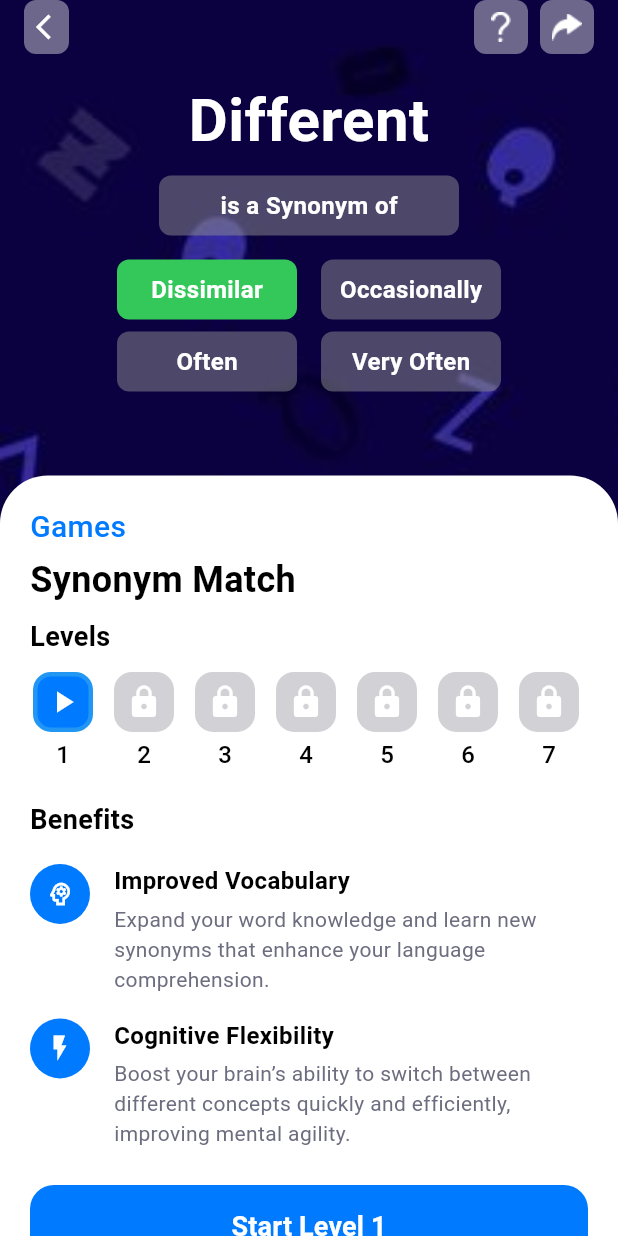
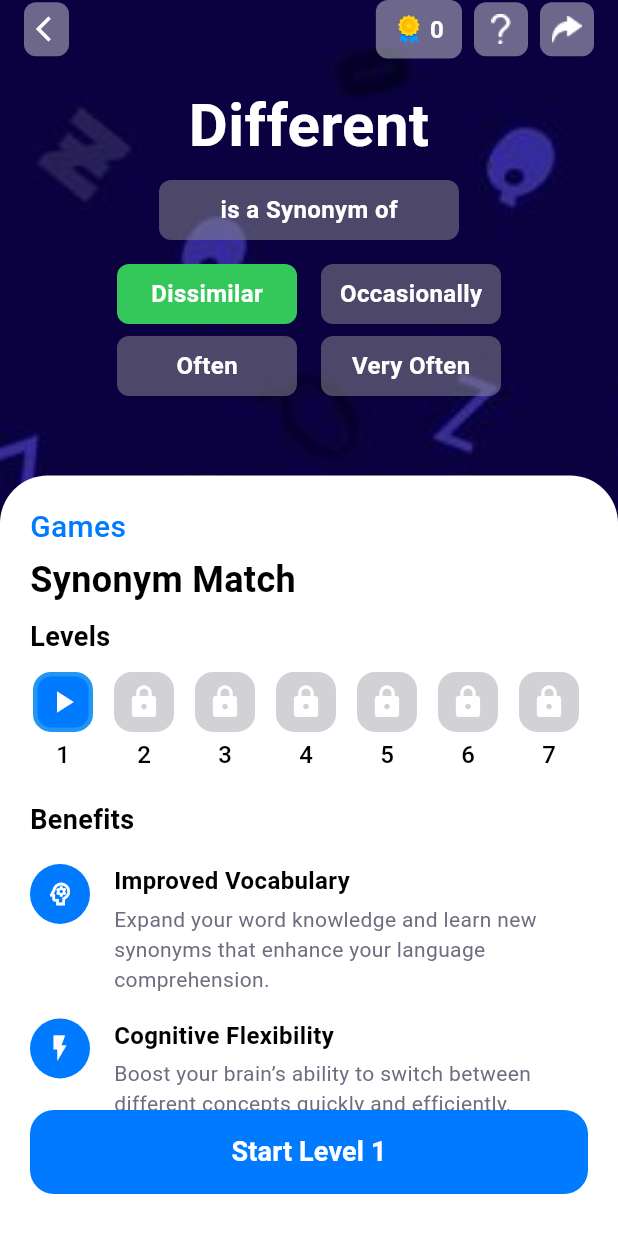
Before and after one commit to RANGAROHITH-2006/synonym-match, a Flutter app: the screen it shows after launch, on a phone screen of 412 x 824 dp. Run offline on Flutter 3.47's test engine with Material 3 defaults, Android fonts, the phone set to English and light mode, and no system bars; our stand-ins replace share_plus, shared_preferences.

Commit message:
added score and fixed button

```diff
--- a/lib/home_screen.dart
+++ b/lib/home_screen.dart
@@ -86,6 +86,45 @@ class _SynonymGameHomeScreenState extends State<SynonymGameHomeScreen> {
                             ),
                             Row(
                               children: [
+                                // Total Score Display
+                                Container(
+                                  padding: const EdgeInsets.symmetric(
+                                    horizontal: 12,
+                                    vertical: 8,
+                                  ),
+                                  decoration: BoxDecoration(
+                                    color: Colors.white.withOpacity(0.4),
+                                    borderRadius: BorderRadius.circular(8),
+                                  ),
+                                  child: Row(
+                                    mainAxisSize: MainAxisSize.min,
+                                    children: [
+                                      Image.asset(
+                                        'assets/images/score.png',
+                                        width: 20,
+                                        height: 20,
+                                        fit: BoxFit.contain,
+                                        errorBuilder: (
+                                          context,
+                                          error,
+                                          stackTrace,
+                                        ) {
+                                          return Container();
+                                        },
+                                      ),
+                                      const SizedBox(width: 4),
+                                      Text(
+                                        '${_progressService.getTotalScore()}',
+                                        style: const TextStyle(
+                                          color: Colors.white,
+                                          fontSize: 16,
+                                          fontWeight: FontWeight.bold,
+                                        ),
+                                      ),
+                                    ],
+                                  ),
+                                ),
+                                const SizedBox(width: 8),
                                 GestureDetector(
                                   onTap: () {
                                     showHelpDialog(context);
@@ -119,8 +158,8 @@ class _SynonymGameHomeScreenState extends State<SynonymGameHomeScreen> {
                                     });
                                     if (showing) {
                                       Share.share(
-                                        'Check out Solve Synonym Game! Test your math skills and solve Synonyms quickly. Download now!',
-                                        subject: 'Play Solve Synonym Game',
+                                        'Check out Synonym match Game! Test your english skills and find Synonyms quickly. Download now!',
+                                        subject: 'Play Synonym match Game!',
                                       );
                                     }
                                   },
@@ -172,7 +211,9 @@ class _SynonymGameHomeScreenState extends State<SynonymGameHomeScreen> {
                                     width: 200,
                                     height: 40,
                                     decoration: BoxDecoration(
-                                      color: const Color(0xFF8E8E93).withOpacity(0.5),
+                                      color: const Color(
+                                        0xFF8E8E93,
+                                      ).withOpacity(0.5),
                                       borderRadius: BorderRadius.circular(8),
                                     ),
                                     child: const Center(
@@ -216,7 +257,9 @@ class _SynonymGameHomeScreenState extends State<SynonymGameHomeScreen> {
                                         width: 120,
                                         height: 40,
                                         decoration: BoxDecoration(
-                                          color: const Color(0xFF8E8E93).withOpacity(0.5),
+                                          color: const Color(
+                                            0xFF8E8E93,
+                                          ).withOpacity(0.5),
                                           borderRadius: BorderRadius.circular(
                                             8,
                                           ),
@@ -242,7 +285,9 @@ class _SynonymGameHomeScreenState extends State<SynonymGameHomeScreen> {
                                         width: 120,
                                         height: 40,
                                         decoration: BoxDecoration(
-                                          color: const Color(0xFF8E8E93).withOpacity(0.5),
+                                          color: const Color(
+                                            0xFF8E8E93,
+                                          ).withOpacity(0.5),
                                           borderRadius: BorderRadius.circular(
                                             8,
                                           ),
@@ -263,7 +308,9 @@ class _SynonymGameHomeScreenState extends State<SynonymGameHomeScreen> {
                                         width: 120,
                                         height: 40,
                                         decoration: BoxDecoration(
-                                          color: const Color(0xFF8E8E93).withOpacity(0.5),
+                                          color: const Color(
+                                            0xFF8E8E93,
+                                          ).withOpacity(0.5),
                                           borderRadius: BorderRadius.circular(
                                             8,
                                           ),
@@ -301,7 +348,6 @@ class _SynonymGameHomeScreenState extends State<SynonymGameHomeScreen> {
                         topRight: Radius.circular(32),
                       ),
                     ),
-                    child: SingleChildScrollView(
                     child: Padding(
                       padding: const EdgeInsets.all(20.0),
                       child: Column(
@@ -373,7 +419,12 @@ class _SynonymGameHomeScreenState extends State<SynonymGameHomeScreen> {
 
                           const SizedBox(height: 8),
 
-                            // Benefits section
+                          // Benefits section (scrollable)
+                          Expanded(
+                            child: SingleChildScrollView(
+                              child: Column(
+                                crossAxisAlignment: CrossAxisAlignment.start,
+                                children: [
                                   const Text(
                                     'Benefits',
                                     style: TextStyle(
@@ -398,16 +449,20 @@ class _SynonymGameHomeScreenState extends State<SynonymGameHomeScreen> {
                                         'Boost your brain’s ability to switch between different concepts quickly and efficiently, improving mental agility.',
                                   ),
 
-                            // const SizedBox(height: 16),
-                            // const BenefitItem(
-                            //   icon: Icons.timer_outlined,
-                            //   title: 'Quick Mental Calculations',
-                            //   description:
-                            //       'Boost the speed at which you perform mental arithmetic and solve Synonyms.',
-                            // ),
-                            const SizedBox(height: 24),
+                                  const SizedBox(height: 16),
+                                  const BenefitItem(
+                                    icon: Icons.timer_outlined,
+                                    title: 'Quick Thinking Mindset',
+                                    description:
+                                        'Boost the speed at which you perform while thinking the Synonyms.',
+                                  ),
+                                  const SizedBox(height: 16),
+                                ],
+                              ),
+                            ),
+                          ),
 
-                            // Start button (requires level selection)
+                          // Start button (fixed at bottom)
                           SizedBox(
                             width: double.infinity,
                             height: 56,
@@ -443,11 +498,8 @@ class _SynonymGameHomeScreenState extends State<SynonymGameHomeScreen> {
                               ),
                             ),
                           ),
-                            const SizedBox(
-                              height: 32,
-                            ), // Add bottom padding for scroll
+                          const SizedBox(height: 8),
                         ],
-                        ),
                       ),
                     ),
                   ),
@@ -498,7 +550,10 @@ class LevelItem extends StatelessWidget {
         width: 40,
         height: 40,
         decoration: BoxDecoration(
-          color: isSelected ? Color(0xFF34C759) : Color(0xFF34C759).withOpacity(0.4),
+          color:
+              isSelected
+                  ? Color(0xFF34C759)
+                  : Color(0xFF34C759).withOpacity(0.4),
           shape: BoxShape.rectangle,
           borderRadius: BorderRadius.all(Radius.circular(12)),
           border: Border.all(
@@ -514,7 +569,10 @@ class LevelItem extends StatelessWidget {
         width: 40,
         height: 40,
         decoration: BoxDecoration(
-          color: isSelected ?  Color(0xFF007AFF) : Color(0xFF007AFF).withOpacity(0.4),
+          color:
+              isSelected
+                  ? Color(0xFF007AFF)
+                  : Color(0xFF007AFF).withOpacity(0.4),
           shape: BoxShape.rectangle,
           borderRadius: BorderRadius.all(Radius.circular(12)),
           border: Border.all(
--- a/lib/services/level_progress_service.dart
+++ b/lib/services/level_progress_service.dart
@@ -7,6 +7,9 @@ class LevelProgressService {
   static const String _keyHighestLevel = 'highest_level_completed';
   static const String _keyLevelCompletionPrefix = 'level_completed_';
   static const String _keyLevelScorePrefix = 'level_score_';
+  static const String _keyTotalScore = 'total_score';
+  static const String _keyLevelFirstCompletionPrefix =
+      'level_first_completion_';
 
   static LevelProgressService? _instance;
   SharedPreferences? _prefs;
@@ -41,9 +44,18 @@ class LevelProgressService {
 
   /// Mark a specific level as completed
   Future<void> markLevelCompleted(int level, {int score = 0}) async {
+    // Check if this is the first time completing this level
+    final isFirstCompletion = !isLevelCompleted(level);
+
     await _prefs?.setBool('$_keyLevelCompletionPrefix$level', true);
     await _prefs?.setInt('$_keyLevelScorePrefix$level', score);
     await updateHighestLevelCompleted(level);
+
+    // If first completion, add score to total and mark as first completion
+    if (isFirstCompletion) {
+      await _addToTotalScore(score);
+      await _prefs?.setBool('$_keyLevelFirstCompletionPrefix$level', true);
+    }
   }
 
   /// Check if a specific level is completed
@@ -55,6 +67,17 @@ class LevelProgressService {
   /// Returns 0 if the level hasn't been completed
   int getLevelScore(int level) {
     return _prefs?.getInt('$_keyLevelScorePrefix$level') ?? 0;
+  }
+
+  /// Get the total score (sum of all first-time level completions)
+  int getTotalScore() {
+    return _prefs?.getInt(_keyTotalScore) ?? 0;
+  }
+
+  /// Add score to the total score (private method)
+  Future<void> _addToTotalScore(int score) async {
+    final currentTotal = getTotalScore();
+    await _prefs?.setInt(_keyTotalScore, currentTotal + score);
   }
 
   /// Check if a level is unlocked
@@ -106,7 +129,13 @@ class LevelProgressService {
       final completed = isLevelCompleted(i);
       final unlocked = isLevelUnlocked(i);
       final score = getLevelScore(i);
-      print('Level $i: ${completed ? "Completed" : unlocked ? "Unlocked" : "Locked"} (Score: $score)');
+      print(
+        'Level $i: ${completed
+            ? "Completed"
+            : unlocked
+            ? "Unlocked"
+            : "Locked"} (Score: $score)',
+      );
     }
     print('===========================');
   }
```
Also changed, not shown: lib/game_screen.dart (+74 -8 lines), assets/images/score.png (added). Lines whose indentation alone changed are shown as unchanged.
